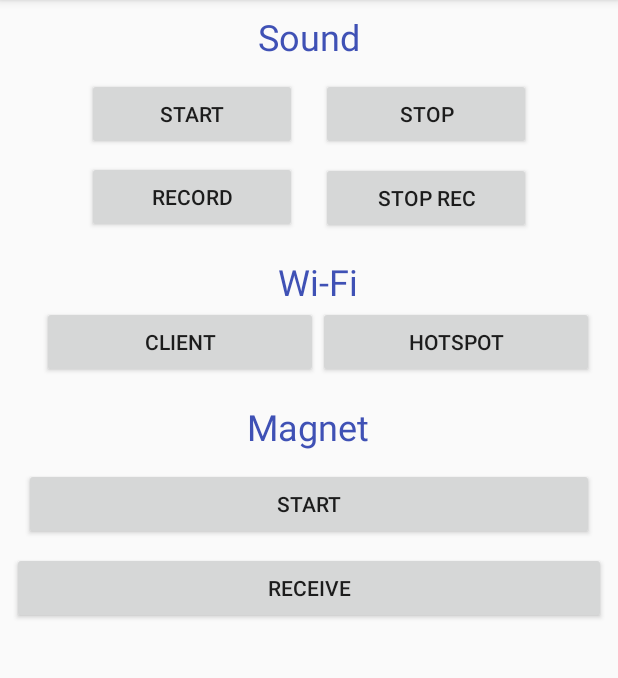
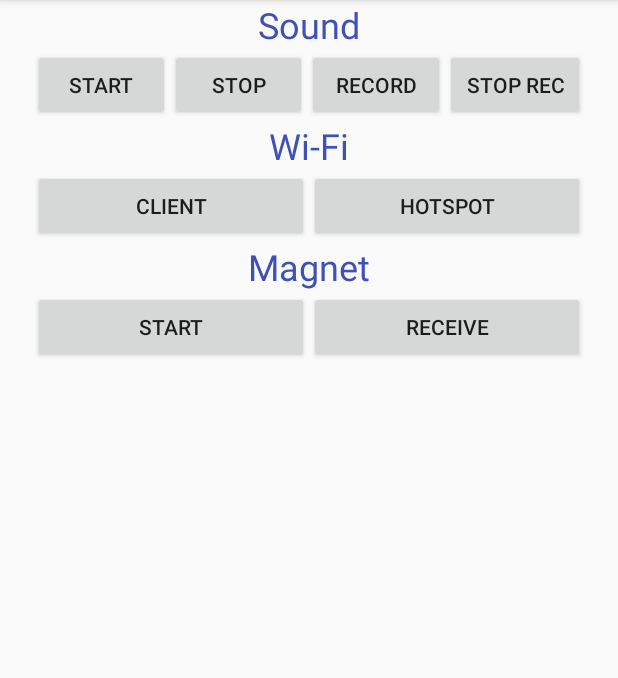
Before and after one commit to deCodeIt/smart-bin-app, an Android app: the screen it shows after launch (MainActivity), on a phone screen of 412 x 824 dp, the part 84-762 px from its top. Run offline under Robolectric (Android 15) with nearby library versions, the phone set to English and light mode, and no system bars.

Commit message:
Modified Layout: Converted from ConstraintLayout to LinearLayout

```diff
--- a/app/src/main/res/layout/activity_main.xml
+++ b/app/src/main/res/layout/activity_main.xml
@@ -15,99 +15,78 @@
         app:layout_constraintLeft_toLeftOf="parent"
         app:layout_constraintRight_toRightOf="parent"
         app:layout_constraintTop_toTopOf="parent" />  -->
+    <LinearLayout
+        android:layout_width="match_parent"
+        android:layout_height="wrap_content"
+        android:orientation="vertical"
+        android:layout_marginLeft="16dp"
+        android:layout_marginRight="16dp"
+        android:layout_marginTop="10dp"
+        android:layout_marginStart="16dp"
+        android:layout_marginEnd="16dp"
+        app:layout_constraintLeft_toLeftOf="parent"
+        app:layout_constraintRight_toRightOf="parent">
+        <LinearLayout
+            android:layout_width="368dp"
+            android:layout_height="wrap_content"
+            android:orientation="vertical"
+            android:id="@+id/sound_container"
+            android:layout_gravity="center"
+            >
             <TextView
                 android:id="@+id/tv_sound"
-        android:layout_width="368dp"
-        android:layout_height="36dp"
+                android:layout_width="wrap_content"
+                android:layout_height="wrap_content"
                 android:text="Sound"
                 android:textAlignment="center"
                 android:textColorLink="@color/colorPrimary"
                 android:textSize="24sp"
-        tools:text="Sound"
+                tools:text="Wi-Fi"
                 android:textColor="@color/colorPrimary"
-        android:layout_marginLeft="16dp"
-        app:layout_constraintLeft_toLeftOf="parent"
-        android:layout_marginRight="16dp"
-        app:layout_constraintRight_toRightOf="parent"
-        app:layout_constraintTop_toTopOf="parent"
-        android:layout_marginTop="8dp"
-        android:layout_marginStart="16dp"
-        android:layout_marginEnd="16dp" />
+                android:layout_gravity="center"
+                />
 
+            <LinearLayout
+                android:layout_width="match_parent"
+                android:layout_height="wrap_content"
+                android:orientation="horizontal"
+                android:id="@+id/sound_options">
                 <Button
                     android:id="@+id/sound_start"
-        android:layout_width="140dp"
+                    android:layout_width="wrap_content"
                     android:layout_height="wrap_content"
-        android:layout_marginEnd="8dp"
-        android:layout_marginLeft="8dp"
-        android:layout_marginRight="8dp"
-        android:layout_marginStart="8dp"
-        android:layout_marginTop="8dp"
                     android:text="Start"
-        app:layout_constraintHorizontal_bias="0.0"
-        app:layout_constraintLeft_toRightOf="parent"
-        app:layout_constraintRight_toLeftOf="@+id/sound_stop"
-        app:layout_constraintTop_toBottomOf="@+id/tv_sound" />
+                    android:layout_weight="1"/>
 
                 <Button
                     android:id="@+id/sound_stop"
-        android:layout_width="140dp"
+                    android:layout_width="wrap_content"
                     android:layout_height="wrap_content"
                     android:text="Stop"
-        android:layout_marginEnd="8dp"
-        android:layout_marginLeft="8dp"
-        android:layout_marginRight="8dp"
-        android:layout_marginStart="8dp"
-        android:layout_marginTop="8dp"
-        app:layout_constraintRight_toLeftOf="parent"
-        app:layout_constraintLeft_toRightOf="@+id/sound_start"
-        app:layout_constraintTop_toBottomOf="@+id/tv_sound"/>
+                    android:layout_weight="1"/>
 
                 <Button
                     android:id="@+id/record"
-        android:layout_width="140dp"
+                    android:layout_width="wrap_content"
                     android:layout_height="wrap_content"
-        android:layout_marginEnd="8dp"
-        android:layout_marginLeft="8dp"
-        android:layout_marginRight="8dp"
-        android:layout_marginStart="8dp"
-        android:layout_marginTop="7dp"
                     android:text="Record"
-        app:layout_constraintHorizontal_bias="0.0"
-        app:layout_constraintLeft_toRightOf="parent"
-        app:layout_constraintRight_toLeftOf="@+id/record_stop"
-        app:layout_constraintTop_toBottomOf="@+id/sound_start" />
+                    android:layout_weight="1" />
 
                 <Button
                     android:id="@+id/record_stop"
-        android:layout_width="140dp"
+                    android:layout_width="wrap_content"
                     android:layout_height="wrap_content"
                     android:text="Stop Rec"
-        android:layout_marginEnd="8dp"
-        android:layout_marginLeft="8dp"
-        android:layout_marginRight="8dp"
-        android:layout_marginStart="8dp"
-        android:layout_marginTop="8dp"
-        app:layout_constraintRight_toLeftOf="parent"
-        app:layout_constraintLeft_toRightOf="@+id/record"
-        app:layout_constraintTop_toBottomOf="@+id/sound_stop"/>
+                    android:layout_weight="1" />
+            </LinearLayout>
+        </LinearLayout>
 
         <LinearLayout
             android:layout_width="368dp"
             android:layout_height="wrap_content"
-        android:layout_marginLeft="16dp"
-        android:layout_marginRight="16dp"
-        android:layout_marginTop="16dp"
-        android:orientation="vertical"
-        android:layout_marginStart="16dp"
-        android:layout_marginEnd="16dp"
-        app:layout_constraintLeft_toLeftOf="parent"
-        app:layout_constraintRight_toRightOf="parent"
-        app:layout_constraintTop_toBottomOf="@+id/record"
             android:id="@+id/wifi_container"
-        app:layout_constraintHorizontal_bias="1"
             android:layout_gravity="center"
-        >
+            android:orientation="vertical" >
             <TextView
                 android:id="@+id/tv_wifi"
                 android:layout_width="wrap_content"
@@ -222,60 +201,46 @@
                     android:text="Stop"
                     android:enabled="false"/>
             </LinearLayout>
-
-
         </LinearLayout>
-
-
+        <LinearLayout
+            android:layout_width="368dp"
+            android:layout_height="wrap_content"
+            android:orientation="vertical"
+            android:id="@+id/magnet_container"
+            android:layout_gravity="center"
+            >
             <TextView
                 android:id="@+id/tv_MF"
-        android:layout_width="368dp"
-        android:layout_height="36dp"
+                android:layout_width="wrap_content"
+                android:layout_height="wrap_content"
                 android:text="Magnet"
                 android:textAlignment="center"
                 android:textColorLink="@color/colorPrimary"
                 android:textSize="24sp"
-        tools:text="Magnet"
+                tools:text="Wi-Fi"
                 android:textColor="@color/colorPrimary"
-        android:layout_marginLeft="16dp"
-        app:layout_constraintLeft_toLeftOf="parent"
-        android:layout_marginRight="16dp"
-        app:layout_constraintRight_toRightOf="parent"
-        android:layout_marginTop="16dp"
-        app:layout_constraintTop_toBottomOf="@+id/wifi_container"
-        android:layout_marginStart="16dp"
-        android:layout_marginEnd="16dp"
-        app:layout_constraintHorizontal_bias="0.437" />
-
-
+                android:layout_gravity="center"
+                />
+            <LinearLayout
+                android:layout_width="match_parent"
+                android:layout_height="wrap_content"
+                android:orientation="horizontal"
+                android:id="@+id/magnet_options">
                 <Button
                     android:id="@+id/MF_start"
-        android:layout_width="0dp"
+                    android:layout_width="wrap_content"
                     android:layout_height="wrap_content"
                     android:text="Start"
-        android:layout_marginLeft="16dp"
-        app:layout_constraintLeft_toLeftOf="parent"
-        android:layout_marginRight="16dp"
-        app:layout_constraintRight_toRightOf="parent"
-        android:layout_marginTop="8dp"
-        app:layout_constraintTop_toBottomOf="@+id/tv_MF"
-        android:layout_marginStart="16dp"
-        android:layout_marginEnd="16dp"
-        />
+                    android:layout_weight="1"/>
 
                 <Button
                     android:id="@+id/MF_get"
-        android:layout_width="0dp"
+                    android:layout_width="wrap_content"
                     android:layout_height="wrap_content"
-        android:layout_marginLeft="8dp"
-        android:layout_marginRight="8dp"
-        android:layout_marginTop="8dp"
                     android:text="Receive"
-        app:layout_constraintLeft_toLeftOf="parent"
-        app:layout_constraintRight_toRightOf="parent"
-        app:layout_constraintTop_toBottomOf="@+id/MF_start"
-        android:layout_marginStart="8dp"
-        android:layout_marginEnd="8dp" />
-
+                    android:layout_weight="1"/>
+            </LinearLayout>
+        </LinearLayout>
+    </LinearLayout>
 
 </android.support.constraint.ConstraintLayout>
```
Lines whose indentation alone changed are shown as unchanged.
